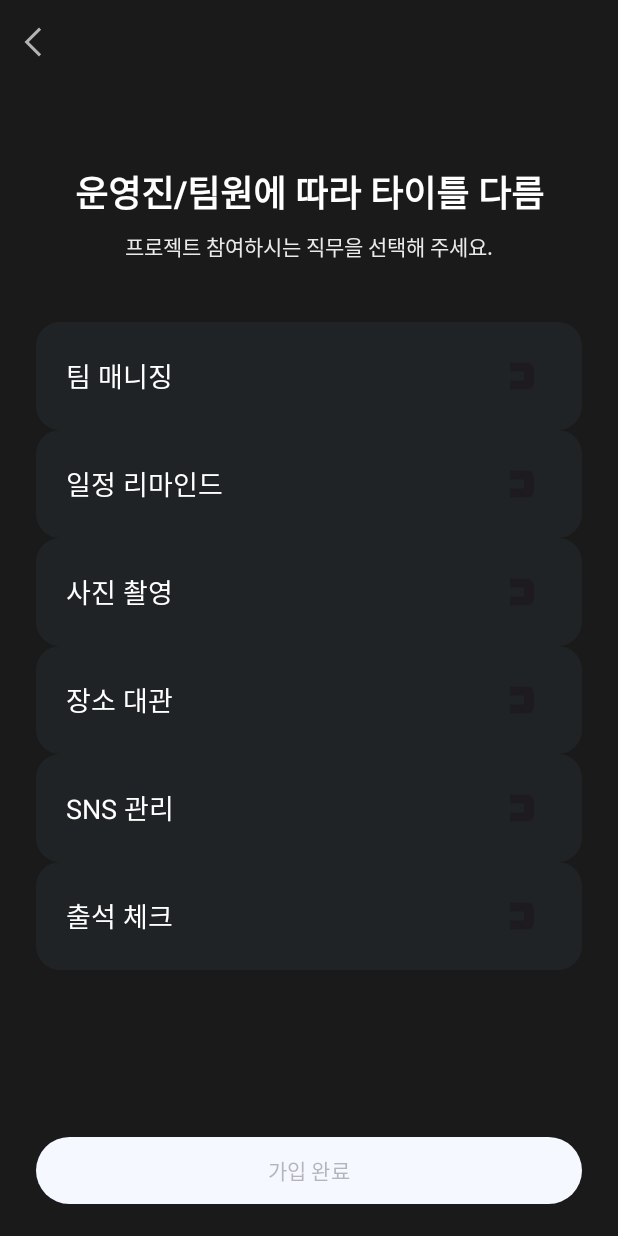
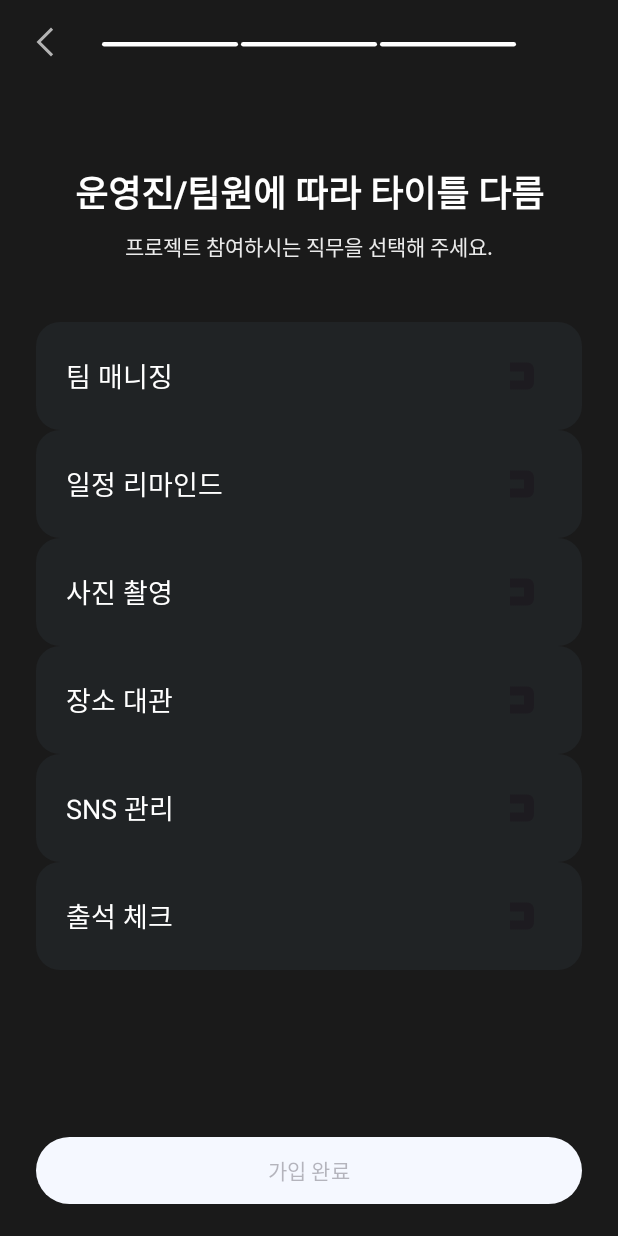
Before and after one commit to isanghoony/Attendance_Android_2024, an Android app built with Jetpack Compose: the @Preview function AffiliationScreenPreview, on a phone screen of 412 x 824 dp. Run offline under Robolectric (Android 15) with nearby library versions, the phone set to English and light mode, and no system bars.

Commit message:
로그인 progressbar 구현

```diff
--- /dev/null
+++ b/app/src/main/java/com/ddd/attendance/ui/component/DDDProgressbar.kt
@@ -0,0 +1,61 @@
+package com.ddd.attendance.ui.component
+
+import androidx.compose.foundation.Canvas
+import androidx.compose.runtime.Composable
+import androidx.compose.foundation.layout.Box
+import androidx.compose.foundation.layout.Row
+import androidx.compose.foundation.layout.fillMaxWidth
+import androidx.compose.foundation.layout.size
+import androidx.compose.runtime.getValue
+import androidx.compose.runtime.mutableIntStateOf
+import androidx.compose.runtime.remember
+import androidx.compose.runtime.setValue
+import androidx.compose.ui.Modifier
+import androidx.compose.ui.geometry.CornerRadius
+import androidx.compose.ui.geometry.Offset
+import androidx.compose.ui.geometry.Size
+import androidx.compose.ui.layout.onGloballyPositioned
+import androidx.compose.ui.tooling.preview.Preview
+import androidx.compose.ui.unit.dp
+import com.ddd.attendance.ui.theme.DDD_NEUTRAL_GRAY_80
+import com.ddd.attendance.ui.theme.DDD_WHITE
+
+@Composable
+fun DDDProgressbar(
+    modifier: Modifier = Modifier,
+    current: Int = 1,
+    counts: Int = 3,
+) {
+    var composableWidth by remember {
+        mutableIntStateOf(0)
+    }
+
+    Box(
+        modifier = modifier
+            .fillMaxWidth()
+            .onGloballyPositioned { layoutCoordinates ->
+                composableWidth = layoutCoordinates.size.width
+            }
+    ) {
+        Canvas(modifier = modifier) {
+            val spacer = 2.dp.toPx()
+            val width = (composableWidth - spacer * 2) / 3
+
+            repeat(counts) { index ->
+                drawRoundRect(
+                    color = if (index < current) DDD_WHITE else DDD_NEUTRAL_GRAY_80,
+                    topLeft = Offset(width * index + spacer * index, 0f),
+                    size = Size(width = width, height = 3.dp.toPx()),
+                    cornerRadius = CornerRadius(x = 99.dp.value, y = 99.dp.value)
+                )
+            }
+        }
+    }
+
+}
+
+@Composable
+@Preview
+fun DDDProgressbarPreview() {
+    DDDProgressbar()
+}
--- a/app/src/main/java/com/ddd/attendance/ui/component/DDDTopBar.kt
+++ b/app/src/main/java/com/ddd/attendance/ui/component/DDDTopBar.kt
@@ -9,6 +9,8 @@ import androidx.compose.foundation.layout.Spacer
 import androidx.compose.foundation.layout.fillMaxWidth
 import androidx.compose.foundation.layout.height
 import androidx.compose.foundation.layout.padding
+import androidx.compose.foundation.layout.size
+import androidx.compose.foundation.layout.width
 import androidx.compose.runtime.Composable
 import androidx.compose.ui.Alignment
 import androidx.compose.ui.Modifier
@@ -29,7 +31,8 @@ fun DDDTopBar(
     drawableResourceList: List<Int> = emptyList(),
     onClickLeftImage: () -> Unit = {},
     onClickRightImage: () -> Unit = {},
-    onClickRightText: () -> Unit = {}
+    onClickRightText: () -> Unit = {},
+    center: @Composable (Modifier) -> Unit = {}
 ) {
     when (type) {
         TopBarType.LEFT_IMAGE -> DDDTopBar(
@@ -44,6 +47,13 @@ fun DDDTopBar(
             rightImageResource = rightImageResource,
             onClickLeftImage = onClickLeftImage,
             onClickRightImage = onClickRightImage
+        )
+
+        TopBarType.LEFT_IMAGE_CENTER -> DDDTopBar(
+            modifier = modifier,
+            onClickLeftImage = onClickLeftImage,
+            isVisibleRightImage = false,
+            center = center,
         )
 
         TopBarType.LEFT_IMAGE_RIGHT_TEXT -> TextTopBar(
@@ -66,29 +76,44 @@ private fun DDDTopBar(
     modifier: Modifier = Modifier,
     @DrawableRes rightImageResource: Int = 0,
     onClickLeftImage: () -> Unit = {},
-    onClickRightImage: () -> Unit = {}
+    onClickRightImage: () -> Unit = {},
+    center: @Composable (Modifier) -> Unit = {},
 ) {
-    Box(
+    Row(
         modifier = modifier
             .fillMaxWidth()
             .height(height = 56.dp)
-            .padding(all = 8.dp)
+            .padding(horizontal = 16.dp, vertical = 8.dp),
+        verticalAlignment = Alignment.CenterVertically
     ) {
+        Box(modifier = Modifier.size(40.dp)) {
             Image(
                 painter = painterResource(id = R.drawable.ic_40_back),
                 contentDescription = null,
                 modifier = Modifier
-                .align(alignment = Alignment.CenterStart)
                     .clickable(onClick = onClickLeftImage)
             )
+        }
+
+        Spacer(modifier = Modifier.width(12.dp))
+
+        center(Modifier.weight(1f))
+        /*DDDProgressbar(
+            modifier = Modifier.weight(1f),
+            current = 1
+        )*/
+
+        Spacer(modifier = Modifier.width(12.dp))
+
+        Box(modifier = Modifier.size(40.dp)) {
             if (isVisibleRightImage) {
                 Image(
                     painter = painterResource(id = rightImageResource),
                     contentDescription = null,
                     modifier = Modifier
-                    .align(alignment = Alignment.CenterEnd)
                         .clickable(onClick = onClickRightImage)
                 )
+            }
         }
     }
 }
@@ -149,6 +174,7 @@ enum class TopBarType {
     LEFT_IMAGE,
     LEFT_RIGHT_IMAGE,
     LEFT_IMAGE_RIGHT_TEXT,
+    LEFT_IMAGE_CENTER,
     IMAGE
 }
 
--- a/app/src/main/java/com/ddd/attendance/ui/screen/affiliation/AffiliationScreen.kt
+++ b/app/src/main/java/com/ddd/attendance/ui/screen/affiliation/AffiliationScreen.kt
@@ -28,6 +28,7 @@ import androidx.navigation.NavController
 import androidx.navigation.compose.rememberNavController
 import com.ddd.attendance.ui.LoginProcessViewModel
 import com.ddd.attendance.ui.component.DDDNextButton
+import com.ddd.attendance.ui.component.DDDProgressbar
 import com.ddd.attendance.ui.component.DDDSelector
 import com.ddd.attendance.ui.component.DDDText
 import com.ddd.attendance.ui.component.DDDTopBar
@@ -72,8 +73,14 @@ private fun Content(
         topBar = {
             Column {
                 DDDTopBar(
-                    type = TopBarType.LEFT_IMAGE,
+                    type = TopBarType.LEFT_IMAGE_CENTER,
                     onClickLeftImage = onClickBackButton,
+                    center = {
+                        DDDProgressbar(
+                            modifier = Modifier.then(it),
+                            current = 3
+                        )
+                    }
                 )
                 Spacer(modifier = Modifier.height(54.dp))
             }
--- a/app/src/main/java/com/ddd/attendance/ui/theme/Color.kt
+++ b/app/src/main/java/com/ddd/attendance/ui/theme/Color.kt
@@ -25,6 +25,7 @@ val DDD_NEUTRAL_RED = Color(color = 0xFFFFE7E6)
 val DDD_BORDER_INACTIVE = Color(color = 0xFFC6C6C6)
 
 val DDD_NEUTRAL_GRAY_20 = Color(color = 0xFFEAEAEA)
+val DDD_NEUTRAL_GRAY_80 = Color(color = 0xFF323537)
 val DDD_NEUTRAL_GRAY_90 = Color(color = 0xFF202325)
 
 val DDD_NEUTRAL_BLUE_40 = Color(color = 0xFF0D82F9)
```
Also changed, not shown: app/src/main/java/com/ddd/attendance/ui/screen/job/JobScreen.kt (+9 -2 lines), app/src/main/java/com/ddd/attendance/ui/screen/name/NameScreen.kt (+9 -2 lines). Lines whose indentation alone changed are shown as unchanged.
